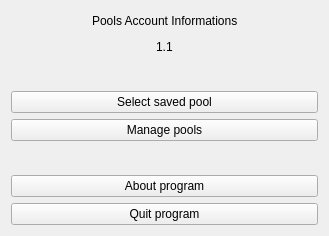
Qt form mainui.ui (Christophedlr/PoolsAccountInformations) before a commit.
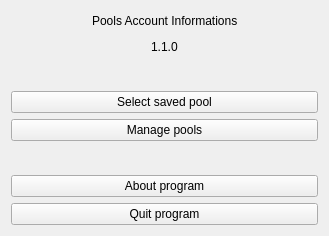
The same form after that commit.

Patch:
```diff
--- a/mainui.ui
+++ b/mainui.ui
@@ -71,7 +71,7 @@
        <item>
         <widget class="QLabel" name="lb_version">
          <property name="text">
-          <string>1.1</string>
+          <string>1.1.0</string>
          </property>
         </widget>
        </item>
```
